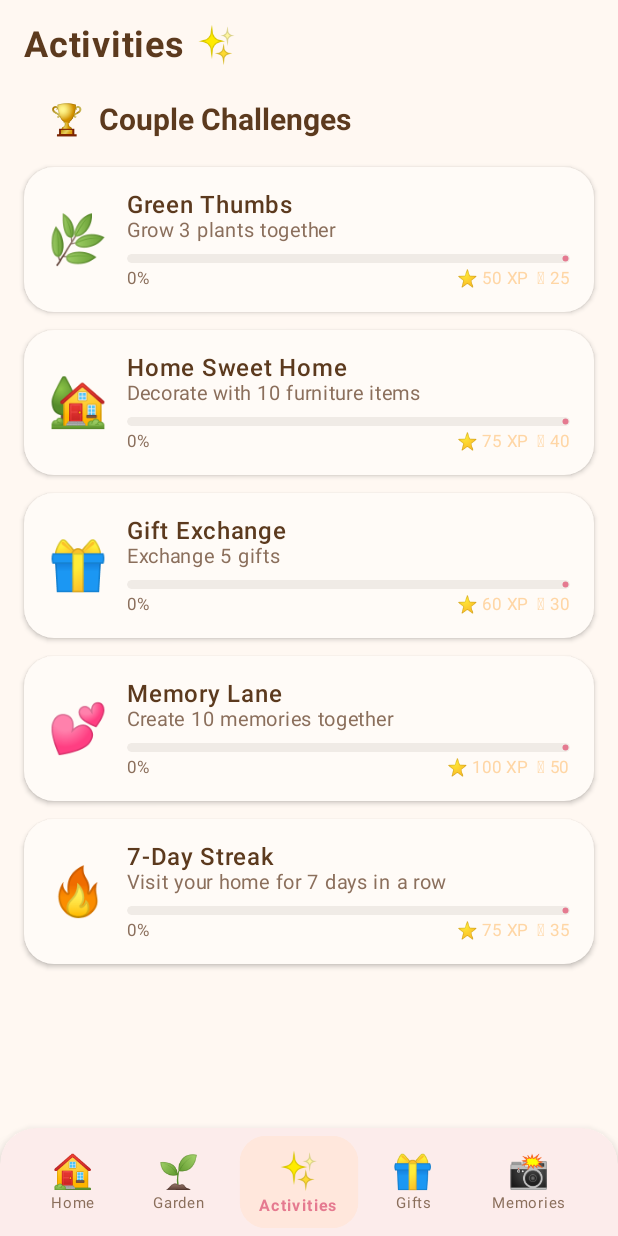
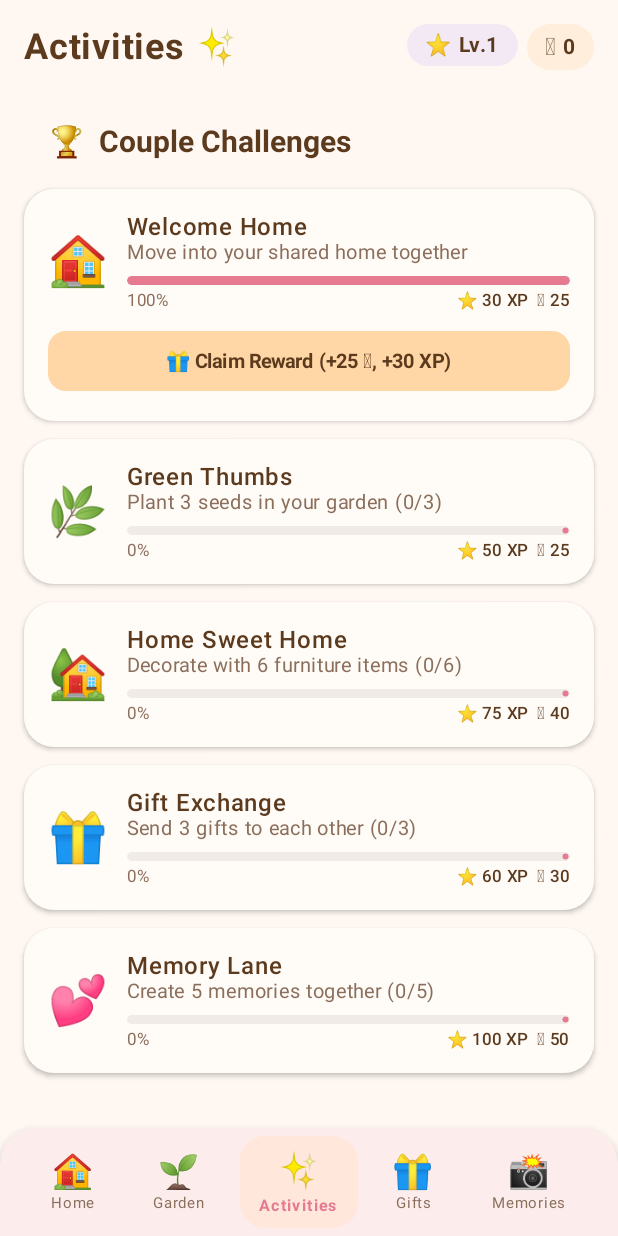
Before and after one commit to krmayur/ProjectAnti, an Android app built with Jetpack Compose: the ActivitiesScreen screen opened through its navigation route, on a phone screen of 412 x 824 dp. Run offline under Robolectric (Android 15) with nearby library versions, the phone set to English and light mode, and no system bars; our stand-ins replace Dagger/Hilt's generated code, Firebase (no records; nobody signed in at launch, a user with empty details on screens opened directly).

Commit message:
Add live challenge progress tracking and reward claiming

```diff
--- a/app/src/main/java/com/ourworld/app/ui/navigation/NavGraph.kt
+++ b/app/src/main/java/com/ourworld/app/ui/navigation/NavGraph.kt
@@ -156,9 +156,24 @@ fun OurWorldNavGraph(
         composable(Screen.Activities.route) {
             val activitiesViewModel: ActivitiesViewModel = hiltViewModel()
             val activitiesState by activitiesViewModel.uiState.collectAsState()
+            val coupleId = authState.currentUser?.coupleId ?: ""
+            val userId = authState.currentUser?.uid ?: ""
+
+            LaunchedEffect(coupleId) {
+                if (coupleId.isNotEmpty()) {
+                    activitiesViewModel.loadChallenges(coupleId)
+                }
+            }
 
             ActivitiesScreen(
-                uiState = activitiesState
+                uiState = activitiesState,
+                userCoins = authState.currentUser?.coins ?: 0,
+                userLevel = authState.currentUser?.level ?: 1,
+                userXp = authState.currentUser?.xp ?: 0,
+                onClaimReward = { challenge ->
+                    activitiesViewModel.claimReward(coupleId, userId, challenge)
+                },
+                onClearRewardMessage = { activitiesViewModel.clearRewardMessage() }
             )
         }
 
--- a/app/src/main/java/com/ourworld/app/ui/screens/activities/ActivitiesScreen.kt
+++ b/app/src/main/java/com/ourworld/app/ui/screens/activities/ActivitiesScreen.kt
@@ -1,5 +1,6 @@
 package com.ourworld.app.ui.screens.activities
 
+import androidx.compose.animation.AnimatedVisibility
 import androidx.compose.foundation.background
 import androidx.compose.foundation.layout.*
 import androidx.compose.foundation.lazy.LazyColumn
@@ -14,15 +15,30 @@ import androidx.compose.ui.text.font.FontWeight
 import androidx.compose.ui.unit.dp
 import androidx.compose.ui.unit.sp
 import com.ourworld.app.data.model.CoupleChallenge
+import com.ourworld.app.ui.components.CoinDisplay
 import com.ourworld.app.ui.components.CozyCard
+import com.ourworld.app.ui.components.LevelBadge
 import com.ourworld.app.ui.components.SectionHeader
 import com.ourworld.app.ui.theme.*
 import com.ourworld.app.ui.viewmodel.ActivitiesUiState
+import kotlinx.coroutines.delay
 
 @Composable
 fun ActivitiesScreen(
-    uiState: ActivitiesUiState
+    uiState: ActivitiesUiState,
+    userCoins: Int,
+    userLevel: Int,
+    userXp: Int,
+    onClaimReward: (CoupleChallenge) -> Unit,
+    onClearRewardMessage: () -> Unit
 ) {
+    LaunchedEffect(uiState.rewardMessage) {
+        if (uiState.rewardMessage != null) {
+            delay(2800)
+            onClearRewardMessage()
+        }
+    }
+
     LazyColumn(
         modifier = Modifier
             .fillMaxSize()
@@ -32,13 +48,42 @@ fun ActivitiesScreen(
         verticalArrangement = Arrangement.spacedBy(12.dp)
     ) {
         item {
+            Row(
+                modifier = Modifier
+                    .fillMaxWidth()
+                    .padding(top = 16.dp, bottom = 4.dp),
+                horizontalArrangement = Arrangement.SpaceBetween,
+                verticalAlignment = Alignment.CenterVertically
+            ) {
                 Text(
                     "Activities ✨",
                     fontSize = 24.sp,
                     fontWeight = FontWeight.Bold,
+                    color = OurWorldDarkBrown
+                )
+                Row(horizontalArrangement = Arrangement.spacedBy(6.dp)) {
+                    LevelBadge(level = userLevel, xp = userXp)
+                    CoinDisplay(coins = userCoins)
+                }
+            }
+        }
+
+        item {
+            AnimatedVisibility(visible = uiState.rewardMessage != null) {
+                Surface(
+                    modifier = Modifier.fillMaxWidth(),
+                    shape = RoundedCornerShape(16.dp),
+                    color = OurWorldMint.copy(alpha = 0.85f)
+                ) {
+                    Text(
+                        uiState.rewardMessage ?: "",
                         color = OurWorldDarkBrown,
-                modifier = Modifier.padding(top = 16.dp, bottom = 4.dp)
+                        fontWeight = FontWeight.SemiBold,
+                        fontSize = 14.sp,
+                        modifier = Modifier.padding(14.dp)
                     )
+                }
+            }
         }
 
         item {
@@ -46,7 +91,11 @@ fun ActivitiesScreen(
         }
 
         items(uiState.challenges) { challenge ->
-            ChallengeCard(challenge = challenge)
+            ChallengeCard(
+                challenge = challenge,
+                isLoading = uiState.isLoading,
+                onClaim = { onClaimReward(challenge) }
+            )
         }
 
         item {
@@ -56,8 +105,15 @@ fun ActivitiesScreen(
 }
 
 @Composable
-private fun ChallengeCard(challenge: CoupleChallenge) {
+private fun ChallengeCard(
+    challenge: CoupleChallenge,
+    isLoading: Boolean,
+    onClaim: () -> Unit
+) {
+    val canClaim = challenge.progress >= 1f && !challenge.isCompleted
+
     CozyCard(modifier = Modifier.fillMaxWidth()) {
+        Column {
             Row(
                 modifier = Modifier.fillMaxWidth(),
                 verticalAlignment = Alignment.CenterVertically
@@ -82,7 +138,7 @@ private fun ChallengeCard(challenge: CoupleChallenge) {
                             .fillMaxWidth()
                             .height(6.dp)
                             .clip(RoundedCornerShape(3.dp)),
-                    color = OurWorldRose,
+                        color = if (challenge.isCompleted) OurWorldSuccess else OurWorldRose,
                         trackColor = OurWorldLightGray
                     )
                     Row(
@@ -92,14 +148,35 @@ private fun ChallengeCard(challenge: CoupleChallenge) {
                         horizontalArrangement = Arrangement.SpaceBetween
                     ) {
                         Text(
-                        "${(challenge.progress * 100).toInt()}%",
+                            if (challenge.isCompleted) "Claimed ✓" else "${(challenge.progress * 100).toInt()}%",
                             fontSize = 11.sp,
-                        color = OurWorldWarmBrown
+                            color = if (challenge.isCompleted) OurWorldSuccess else OurWorldWarmBrown,
+                            fontWeight = if (challenge.isCompleted) FontWeight.SemiBold else FontWeight.Normal
                         )
                         Text(
                             "⭐ ${challenge.xpReward} XP  🪙 ${challenge.coinReward}",
                             fontSize = 11.sp,
-                        color = OurWorldGold
+                            color = OurWorldDarkBrown,
+                            fontWeight = FontWeight.Medium
+                        )
+                    }
+                }
+            }
+
+            if (canClaim) {
+                Spacer(modifier = Modifier.height(10.dp))
+                Button(
+                    onClick = onClaim,
+                    enabled = !isLoading,
+                    modifier = Modifier.fillMaxWidth(),
+                    shape = RoundedCornerShape(12.dp),
+                    colors = ButtonDefaults.buttonColors(containerColor = OurWorldGold)
+                ) {
+                    Text(
+                        "🎁 Claim Reward (+${challenge.coinReward} 🪙, +${challenge.xpReward} XP)",
+                        color = OurWorldDarkBrown,
+                        fontWeight = FontWeight.Bold,
+                        fontSize = 13.sp
                     )
                 }
             }
--- a/app/src/main/java/com/ourworld/app/ui/viewmodel/ActivitiesViewModel.kt
+++ b/app/src/main/java/com/ourworld/app/ui/viewmodel/ActivitiesViewModel.kt
@@ -1,36 +1,168 @@
 package com.ourworld.app.ui.viewmodel
 
 import androidx.lifecycle.ViewModel
+import androidx.lifecycle.viewModelScope
+import com.google.firebase.firestore.FieldValue
+import com.google.firebase.firestore.FirebaseFirestore
 import com.ourworld.app.data.model.CoupleChallenge
 import dagger.hilt.android.lifecycle.HiltViewModel
 import kotlinx.coroutines.flow.MutableStateFlow
 import kotlinx.coroutines.flow.StateFlow
 import kotlinx.coroutines.flow.asStateFlow
+import kotlinx.coroutines.launch
+import kotlinx.coroutines.tasks.await
 import javax.inject.Inject
 
 data class ActivitiesUiState(
     val challenges: List<CoupleChallenge> = emptyList(),
+    val rewardMessage: String? = null,
     val isLoading: Boolean = false
 )
 
 @HiltViewModel
-class ActivitiesViewModel @Inject constructor() : ViewModel() {
+class ActivitiesViewModel @Inject constructor(
+    private val firestore: FirebaseFirestore
+) : ViewModel() {
 
     private val _uiState = MutableStateFlow(ActivitiesUiState())
     val uiState: StateFlow<ActivitiesUiState> = _uiState.asStateFlow()
 
+    private var plantCount = 0
+    private var furnitureCount = 0
+    private var giftCount = 0
+    private var memoryCount = 0
+    private var claimedIds = emptySet<String>()
+
     init {
-        loadChallenges()
+        rebuildChallenges()
     }
 
-    private fun loadChallenges() {
-        val challenges = listOf(
-            CoupleChallenge(id = "c1", title = "Green Thumbs", description = "Grow 3 plants together", difficulty = 1, xpReward = 50, coinReward = 25, emoji = "🌿"),
-            CoupleChallenge(id = "c2", title = "Home Sweet Home", description = "Decorate with 10 furniture items", difficulty = 2, xpReward = 75, coinReward = 40, emoji = "🏡"),
-            CoupleChallenge(id = "c3", title = "Gift Exchange", description = "Exchange 5 gifts", difficulty = 2, xpReward = 60, coinReward = 30, emoji = "🎁"),
-            CoupleChallenge(id = "c4", title = "Memory Lane", description = "Create 10 memories together", difficulty = 3, xpReward = 100, coinReward = 50, emoji = "💕"),
-            CoupleChallenge(id = "c5", title = "7-Day Streak", description = "Visit your home for 7 days in a row", difficulty = 2, xpReward = 75, coinReward = 35, emoji = "🔥")
+    fun loadChallenges(coupleId: String) {
+        if (coupleId.isEmpty()) return
+        val coupleRef = firestore.collection("couples").document(coupleId)
+
+        coupleRef.collection("plants").addSnapshotListener { snap, _ ->
+            plantCount = snap?.size() ?: 0
+            rebuildChallenges()
+        }
+        coupleRef.collection("furniture").addSnapshotListener { snap, _ ->
+            furnitureCount = snap?.size() ?: 0
+            rebuildChallenges()
+        }
+        coupleRef.collection("gifts").addSnapshotListener { snap, _ ->
+            giftCount = snap?.size() ?: 0
+            rebuildChallenges()
+        }
+        coupleRef.collection("memories").addSnapshotListener { snap, _ ->
+            memoryCount = snap?.size() ?: 0
+            rebuildChallenges()
+        }
+        coupleRef.collection("claimedChallenges").addSnapshotListener { snap, _ ->
+            claimedIds = snap?.documents?.map { it.id }?.toSet() ?: emptySet()
+            rebuildChallenges()
+        }
+    }
+
+    private fun rebuildChallenges() {
+        val list = listOf(
+            CoupleChallenge(
+                id = "c0",
+                title = "Welcome Home",
+                description = "Move into your shared home together",
+                difficulty = 1,
+                xpReward = 30,
+                coinReward = 25,
+                progress = 1f,
+                isCompleted = "c0" in claimedIds,
+                emoji = "🏠"
+            ),
+            CoupleChallenge(
+                id = "c1",
+                title = "Green Thumbs",
+                description = "Plant 3 seeds in your garden ($plantCount/3)",
+                difficulty = 1,
+                xpReward = 50,
+                coinReward = 25,
+                progress = (plantCount / 3f).coerceIn(0f, 1f),
+                isCompleted = "c1" in claimedIds,
+                emoji = "🌿"
+            ),
+            CoupleChallenge(
+                id = "c2",
+                title = "Home Sweet Home",
+                description = "Decorate with 6 furniture items ($furnitureCount/6)",
+                difficulty = 2,
+                xpReward = 75,
+                coinReward = 40,
+                progress = (furnitureCount / 6f).coerceIn(0f, 1f),
+                isCompleted = "c2" in claimedIds,
+                emoji = "🏡"
+            ),
+            CoupleChallenge(
+                id = "c3",
+                title = "Gift Exchange",
+                description = "Send 3 gifts to each other ($giftCount/3)",
+                difficulty = 2,
+                xpReward = 60,
+                coinReward = 30,
+                progress = (giftCount / 3f).coerceIn(0f, 1f),
+                isCompleted = "c3" in claimedIds,
+                emoji = "🎁"
+            ),
+            CoupleChallenge(
+                id = "c4",
+                title = "Memory Lane",
+                description = "Create 5 memories together ($memoryCount/5)",
+                difficulty = 3,
+                xpReward = 100,
+                coinReward = 50,
+                progress = (memoryCount / 5f).coerceIn(0f, 1f),
+                isCompleted = "c4" in claimedIds,
+                emoji = "💕"
+            )
         )
-        _uiState.value = _uiState.value.copy(challenges = challenges)
+        _uiState.value = _uiState.value.copy(challenges = list)
+    }
+
+    fun claimReward(coupleId: String, userId: String, challenge: CoupleChallenge) {
+        if (coupleId.isEmpty() || userId.isEmpty() || challenge.isCompleted || challenge.progress < 1f) return
+        viewModelScope.launch {
+            _uiState.value = _uiState.value.copy(isLoading = true)
+            try {
+                val batch = firestore.batch()
+                val claimRef = firestore.collection("couples").document(coupleId)
+                    .collection("claimedChallenges").document(challenge.id)
+                batch.set(
+                    claimRef,
+                    mapOf(
+                        "challengeId" to challenge.id,
+                        "claimedBy" to userId,
+                        "claimedAt" to System.currentTimeMillis()
+                    )
+                )
+                val userRef = firestore.collection("users").document(userId)
+                batch.update(
+                    userRef,
+                    mapOf(
+                        "coins" to FieldValue.increment(challenge.coinReward.toLong()),
+                        "xp" to FieldValue.increment(challenge.xpReward.toLong())
+                    )
+                )
+                batch.commit().await()
+                _uiState.value = _uiState.value.copy(
+                    isLoading = false,
+                    rewardMessage = "🎉 Claimed ${challenge.title}! +${challenge.coinReward} 🪙 & +${challenge.xpReward} XP"
+                )
+            } catch (e: Exception) {
+                _uiState.value = _uiState.value.copy(
+                    isLoading = false,
+                    rewardMessage = "Could not claim reward: ${e.message}"
+                )
+            }
+        }
+    }
+
+    fun clearRewardMessage() {
+        _uiState.value = _uiState.value.copy(rewardMessage = null)
     }
 }
```
Lines whose indentation alone changed are shown as unchanged.
